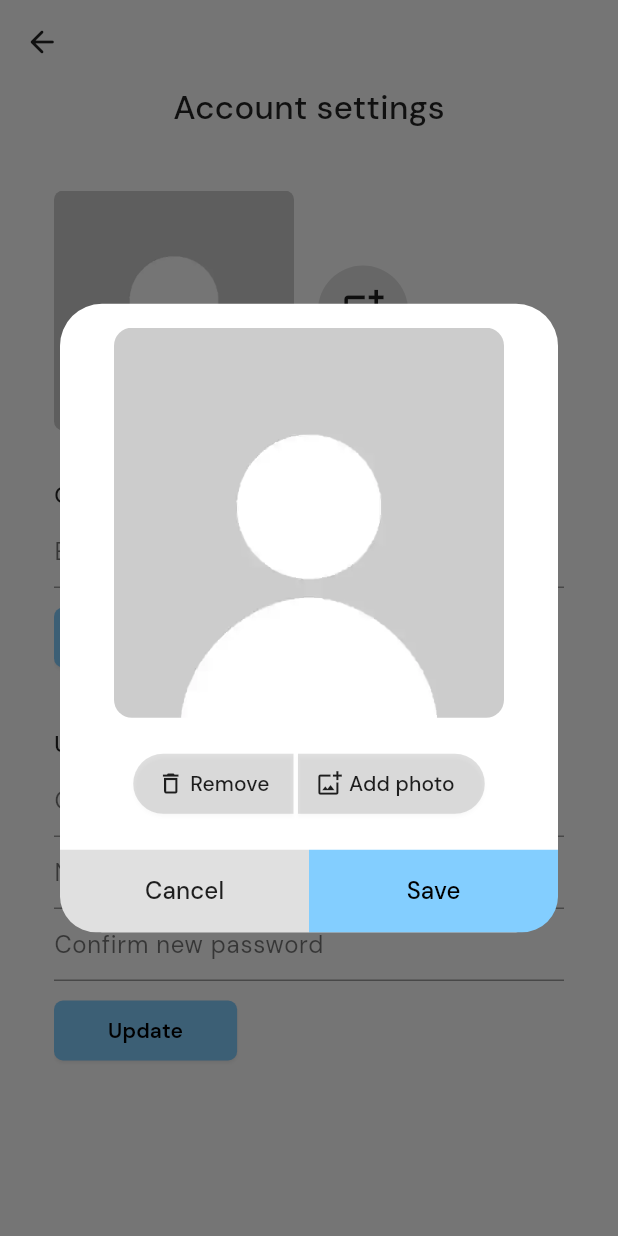
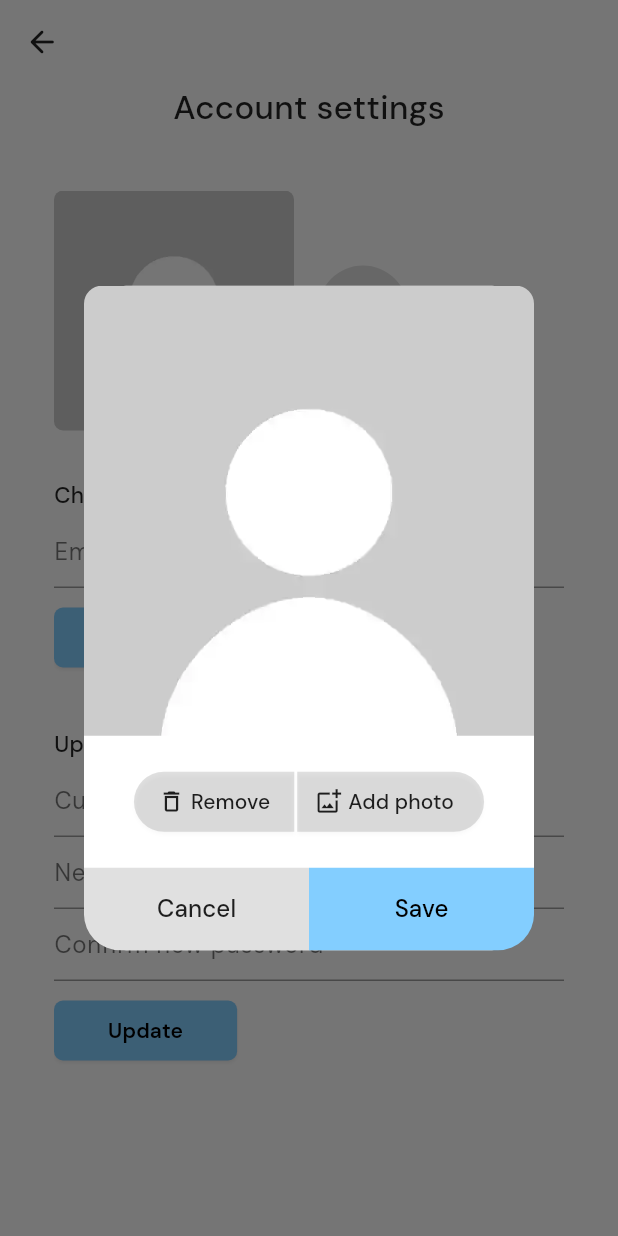
Before and after one commit to xicko/taskify, a Flutter app: the EditUser screen opened directly, after a tap on the "add photo alternate" icon, on a phone screen of 412 x 824 dp. Run offline on Flutter 3.47's test engine with Material 3 defaults, Android fonts, the phone set to English and light mode, and no system bars; our stand-ins replace device_info_plus, flutter_keyboard_visibility, flutter_slidable, flutter_svg, font_awesome_flutter, get and 6 more; accounts and stored records are empty; network calls fail; statements that could not run were skipped.

Commit message:
Added image cropping for profile picture upload, styling adjustments on profile picture edit modal, trigger login and signup on Enter key press in auth screens

```diff
--- a/lib/screens/me/login_page.dart
+++ b/lib/screens/me/login_page.dart
@@ -184,6 +184,12 @@ class LoginPageState extends State<LoginPage> {
                                   ),
                                 ),
                               ),
+                              onFieldSubmitted: (_) {
+                                if (_emailController.text.isNotEmpty ||
+                                    _passwordController.text.isNotEmpty) {
+                                  _login();
+                                }
+                              },
                               validator: (value) {
                                 if (value == null || value.isEmpty) {
                                   return 'Please enter a password';
--- a/lib/widgets/dialogs/profile_picture_edit_dialog.dart
+++ b/lib/widgets/dialogs/profile_picture_edit_dialog.dart
@@ -7,126 +7,164 @@ import 'package:taskify/widgets/snackbar.dart';
 class ProfilePictureEditDialog extends StatelessWidget {
   const ProfilePictureEditDialog({super.key});
 
-  @override
-  Widget build(BuildContext context) {
-    return AlertDialog(
-      titlePadding: EdgeInsets.only(top: 16),
-      title: Center(
-        child: ClipRRect(
-          borderRadius: BorderRadius.all(Radius.circular(12)),
-          child: Obx(
-            () => AvatarController.to.newBase64.value.isNotEmpty
-                ? Image.memory(
-                    AvatarController.to.newPic(),
-                    height: 260,
-                    width: 260,
-                  )
-                : AvatarController.to.currentBase64.value.isNotEmpty
-                    ? Image.memory(
-                        AvatarController.to.currentPic(),
-                        height: 260,
-                        width: 260,
-                      )
-                    : Image(
-                        image: AssetImage('assets/avatar.png'),
-                        height: 260,
-                        width: 260,
-                      ),
-          ),
-        ),
-      ),
-      actionsAlignment: MainAxisAlignment.center,
-      actionsPadding: EdgeInsets.all(0),
-      actions: [
-        Padding(
-          padding: EdgeInsets.symmetric(vertical: 20),
-          child: Row(
-            mainAxisAlignment: MainAxisAlignment.center,
-            spacing: 3,
-            children: [
-              // Remove
-              ElevatedButton(
-                onPressed: () async {
+  // Save Changes btn
+  void _onSave(BuildContext context) async {
+    if (AvatarController.to.hasProfilePic.value) {
+      await AvatarController.to.changeProfilePic();
+    } else {
+      await AvatarController.to.addProfilePic();
+    }
+    await Future.delayed(Duration(milliseconds: 100));
+    AvatarController.to.fetchProfilePic();
+    if (context.mounted) {
+      Navigator.pop(context);
+      CustomSnackBar(context).show('Profile picture uploaded');
+    }
+  }
+
+  // Remove current pic btn
+  void _onRemove(BuildContext context) async {
     await AvatarController.to.deleteProfilePic();
     if (context.mounted) {
       Navigator.pop(context);
       CustomSnackBar(context).show('Picture removed');
     }
     AvatarController.to.newBase64.value = '';
+  }
+
+  @override
+  Widget build(BuildContext context) {
+    return AlertDialog(
+      titlePadding: EdgeInsets.all(0),
+      insetPadding: EdgeInsets.all(0),
+      title: Column(
+        children: [
+          // Image Section
+          ConstrainedBox(
+            constraints: BoxConstraints(
+              maxHeight: 300,
+              maxWidth: double.infinity,
+            ),
+            child: ClipRRect(
+              borderRadius: BorderRadius.only(
+                topLeft: Radius.circular(12),
+                topRight: Radius.circular(12),
+              ),
+              child: Obx(
+                () {
+                  var image = AvatarController.to.newBase64.value.isNotEmpty
+                      ? Image.memory(
+                          AvatarController.to.newPic(),
+                          fit: BoxFit.cover,
+                        )
+                      : AvatarController.to.currentBase64.value.isNotEmpty
+                          ? Image.memory(
+                              AvatarController.to.currentPic(),
+                              fit: BoxFit.cover,
+                            )
+                          : Image.asset(
+                              'assets/avatar.png',
+                              fit: BoxFit.cover,
+                            );
+                  return AspectRatio(
+                    // 1:1
+                    aspectRatio: 1.0,
+                    child: image,
+                  );
                 },
+              ),
+            ),
+          ),
+
+          SizedBox(height: 20),
+
+          // Buttons Row
+          Row(
+            mainAxisAlignment: MainAxisAlignment.center,
+            children: [
+              // Remove button
+              ElevatedButton(
+                onPressed: () => _onRemove(context),
                 style: ElevatedButton.styleFrom(
                   backgroundColor: Colors.black12,
                   foregroundColor:
                       AppColors.bw100(Theme.of(context).brightness),
-                  iconColor: AppColors.bw100(Theme.of(context).brightness),
                   shape: RoundedRectangleBorder(
-                    borderRadius: BorderRadius.only(
-                      topLeft: Radius.circular(100),
-                      bottomLeft: Radius.circular(100),
+                    borderRadius: BorderRadius.horizontal(
+                      left: Radius.circular(100),
                     ),
                   ),
                   padding: EdgeInsets.symmetric(horizontal: 16),
                 ),
                 child: Row(
-                  spacing: 4,
                   children: [
                     Icon(
                       Icons.delete_outline_outlined,
                       size: 18,
+                      color: AppColors.bw100(Theme.of(context).brightness),
                     ),
-                    Text(
-                      'Remove',
-                      style: TextStyle(fontSize: 14),
-                    ),
+                    SizedBox(width: 4),
+                    Text('Remove',
+                        style: TextStyle(
+                          fontSize: 14,
+                          color: AppColors.bw100(Theme.of(context).brightness),
+                        )),
                   ],
                 ),
               ),
 
-              // Add / Change photo
+              SizedBox(width: 2),
+
+              // Add/Change photo button
               ElevatedButton(
                 onPressed: () => AvatarController.to.requestPhotoPermission(),
                 style: ElevatedButton.styleFrom(
                   backgroundColor: Colors.black12,
                   foregroundColor:
                       AppColors.bw100(Theme.of(context).brightness),
-                  iconColor: AppColors.bw100(Theme.of(context).brightness),
                   shape: RoundedRectangleBorder(
-                    borderRadius: BorderRadius.only(
-                      topRight: Radius.circular(100),
-                      bottomRight: Radius.circular(100),
+                    borderRadius: BorderRadius.horizontal(
+                      right: Radius.circular(100),
                     ),
                   ),
                   padding: EdgeInsets.only(left: 12, right: 20),
                 ),
                 child: Row(
-                  spacing: 4,
                   children: [
                     Icon(
                       Icons.add_photo_alternate_outlined,
                       size: 18,
+                      color: AppColors.bw100(Theme.of(context).brightness),
                     ),
+                    SizedBox(width: 4),
                     Text(
                       AvatarController.to.hasProfilePic.value
                           ? 'Change photo'
                           : 'Add photo',
-                      style: TextStyle(fontSize: 14),
+                      style: TextStyle(
+                        fontSize: 14,
+                        color: AppColors.bw100(Theme.of(context).brightness),
+                      ),
                     ),
                   ],
                 ),
               ),
             ],
           ),
-        ),
 
-        // Dialog Buttons
+          SizedBox(height: 20),
+
+          // Dialog Action Buttons
           Row(
             mainAxisAlignment: MainAxisAlignment.spaceBetween,
-          mainAxisSize: MainAxisSize.min,
             children: [
+              // Cancel button
               Expanded(
                 child: ElevatedButton(
                   onPressed: () {
                     Navigator.pop(context);
+
+                    // Clear uploaded pic if cancelled
                     AvatarController.to.newBase64.value = '';
                   },
                   style: ElevatedButton.styleFrom(
@@ -144,34 +182,18 @@ class ProfilePictureEditDialog extends StatelessWidget {
                             ? Colors.grey[800]
                             : Colors.grey[300],
                     foregroundColor:
-                        AppColors.bw100(Theme.of(context).brightness)),
-                child: Text(
-                  'Cancel',
-                  style: TextStyle(
-                    fontSize: 16,
+                        AppColors.bw100(Theme.of(context).brightness),
+                  ),
+                  child: Text('Cancel', style: TextStyle(fontSize: 16)),
                 ),
               ),
-              ),
-            ),
+
+              // Save button
               Expanded(
                 child: ElevatedButton(
-                onPressed: () async {
-                  if (AvatarController.to.hasProfilePic.value) {
-                    await AvatarController.to.changeProfilePic();
-                  } else {
-                    await AvatarController.to.addProfilePic();
-                  }
-                  await Future.delayed(Duration(milliseconds: 100));
-                  AvatarController.to.fetchProfilePic();
-                  if (context.mounted) {
-                    Navigator.pop(context);
-                    CustomSnackBar(context).show('Profile picture uploaded');
-                  }
-                },
+                  onPressed: () => _onSave(context),
                   style: ElevatedButton.styleFrom(
-                    padding: EdgeInsets.symmetric(
-                      vertical: 16,
-                    ),
+                    padding: EdgeInsets.symmetric(vertical: 16),
                     minimumSize: Size(0, 0),
                     tapTargetSize: MaterialTapTargetSize.shrinkWrap,
                     shape: RoundedRectangleBorder(
@@ -181,18 +203,15 @@ class ProfilePictureEditDialog extends StatelessWidget {
                     ),
                     elevation: 0,
                     backgroundColor: Color.fromARGB(255, 131, 206, 255),
-                    foregroundColor: Colors.black),
-                child: Text(
-                  'Save',
-                  style: TextStyle(
-                    fontSize: 16,
+                    foregroundColor: Colors.black,
+                  ),
+                  child: Text('Save', style: TextStyle(fontSize: 16)),
                 ),
               ),
-              ),
-            )
             ],
           ),
         ],
+      ),
     );
   }
 }
--- a/pubspec.yaml
+++ b/pubspec.yaml
@@ -29,6 +29,7 @@ dependencies:
   image_picker: ^1.1.2
   image: ^4.5.2
   flutter_native_splash: ^2.4.4
+  image_cropper: ^9.0.0
 
 dev_dependencies:
   flutter_test:
```
Also changed, not shown: lib/controllers/avatar_controller.dart (+31 -2 lines), lib/screens/me/signup_page.dart (+8 -0 lines), pubspec.lock, 3 other files. Lines whose indentation alone changed are shown as unchanged.
